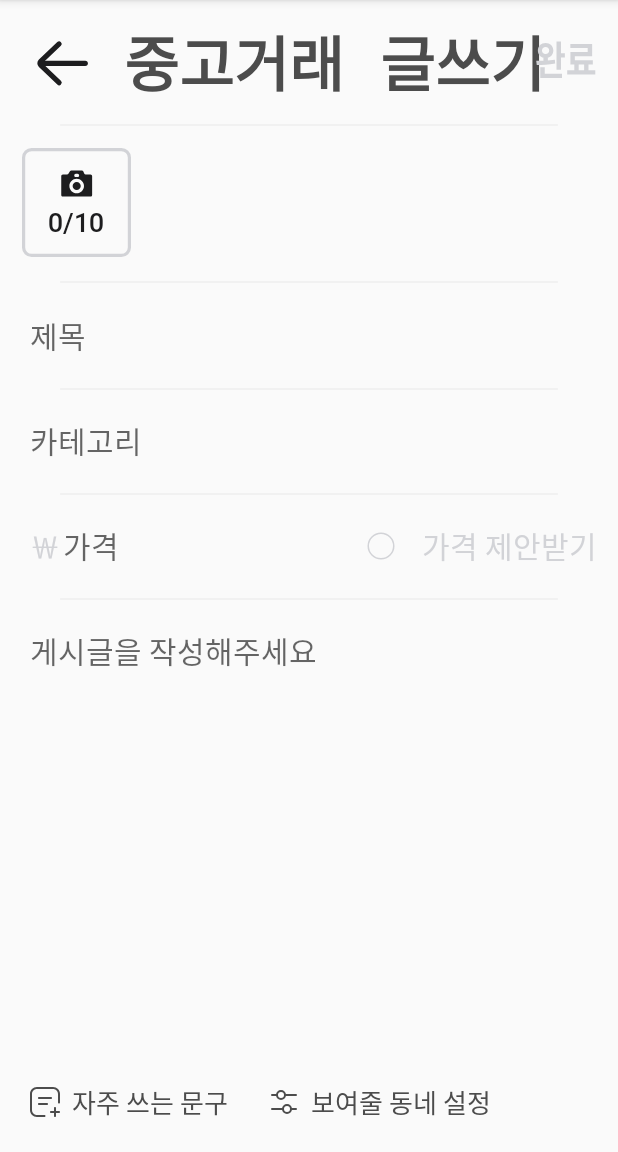
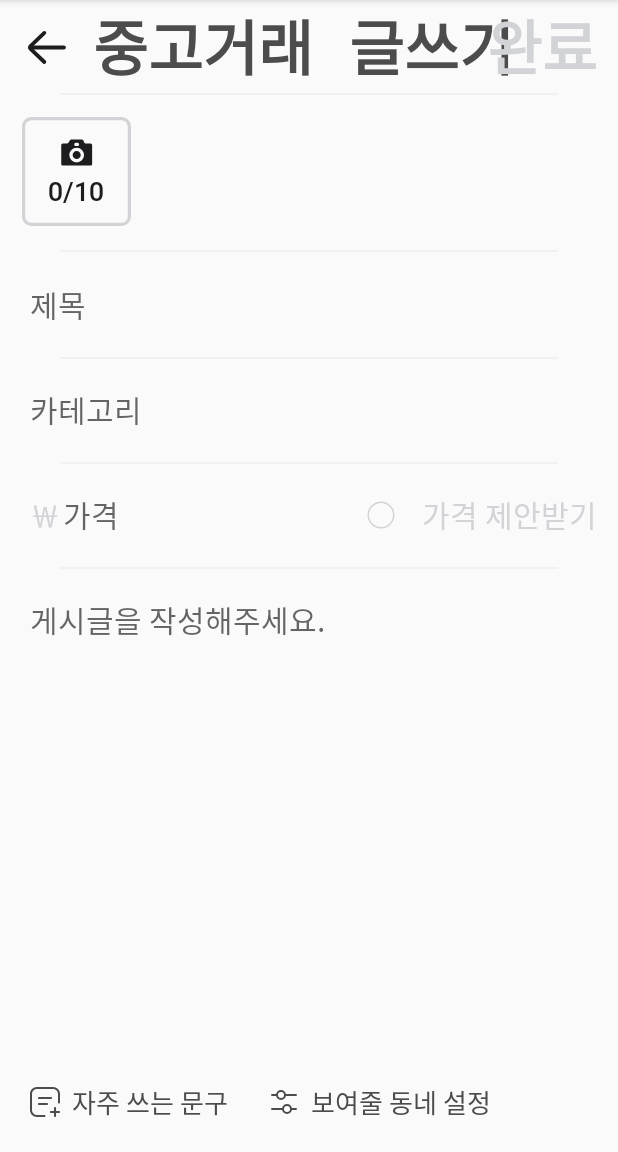
Before and after one commit to THE-SOPT-30th-DaangnMarket-Team16-2/CarrotIsDelicious-AOS, an Android app: the CreateActivity screen opened directly, with no data from a screen before it, on a phone screen of 412 x 824 dp, the part 84-1236 px from its top. Run offline under Robolectric (Android 15) with nearby library versions, the phone set to English and light mode, and no system bars; our stand-ins replace data binding.

Commit message:
#8 [modify] activity_create 수정

```diff
--- /dev/null
+++ b/app/src/main/res/drawable/ic_check_on.xml
@@ -0,0 +1,14 @@
+<vector xmlns:android="http://schemas.android.com/apk/res/android"
+    android:width="24dp"
+    android:height="24dp"
+    android:viewportWidth="24"
+    android:viewportHeight="24">
+  <path
+      android:pathData="M12,12m-9,0a9,9 0,1 1,18 0a9,9 0,1 1,-18 0"
+      android:fillColor="#FE7E34"/>
+  <path
+      android:strokeWidth="1"
+      android:pathData="M8,12L11,15L16,9"
+      android:fillColor="#00000000"
+      android:strokeColor="#ffffff"/>
+</vector>
--- /dev/null
+++ b/app/src/main/res/drawable/selector_radio.xml
@@ -0,0 +1,5 @@
+<?xml version="1.0" encoding="utf-8"?>
+<selector xmlns:android="http://schemas.android.com/apk/res/android">
+    <item android:drawable="@drawable/ic_check_on" android:state_selected="true"/>
+    <item android:drawable="@drawable/ic_and_btn_checkkk" android:state_selected="false"/>
+</selector>
--- a/app/src/main/res/layout/activity_create.xml
+++ b/app/src/main/res/layout/activity_create.xml
@@ -27,12 +27,12 @@
                 app:layout_constraintTop_toTopOf="parent"
                 app:layout_constraintStart_toStartOf="parent"
                 app:layout_constraintDimensionRatio="1:1"
-                app:layout_constraintWidth_percent="0.2"/>
+                app:layout_constraintWidth_percent="0.15"/>
             <TextView
                 android:id="@+id/tv_write"
                 android:layout_width="wrap_content"
                 android:layout_height="wrap_content"
-                android:text="중고거래 글쓰기"
+                android:text="@string/item_deal_write"
                 app:layout_constraintLeft_toRightOf="@+id/btn_back"
                 android:textSize="60px"
                 app:layout_constraintTop_toTopOf="parent"
@@ -40,16 +40,18 @@
                 android:textColor="@color/carrot_and_black"
                 android:textFontWeight="600"
                 android:fontFamily="@font/roboto"/>
-            <Button
-                android:id="@+id/btn_finish"
-                android:layout_width="0dp"
-                android:layout_height="0dp"
-                app:layout_constraintDimensionRatio="4:3"
-                app:layout_constraintWidth_percent="0.1"
+            <TextView
+                android:id="@+id/tv_finish"
+                android:layout_width="wrap_content"
+                android:layout_height="wrap_content"
                 app:layout_constraintTop_toTopOf="parent"
                 app:layout_constraintLeft_toRightOf="@+id/tv_write"
-                app:layout_constraintBottom_toBottomOf="@id/btn_back"
-                android:background="@drawable/ic_and_btn_finishxxx"
+                app:layout_constraintBottom_toBottomOf="parent"
+                android:textSize="60px"
+                android:textFontWeight="600"
+                android:fontFamily="@font/roboto"
+                android:textColor="@color/carrot_and_squaregray"
+                android:text="@string/item_finish"
                 android:layout_marginRight="14dp"
                 app:layout_constraintEnd_toEndOf="parent"/>
         </androidx.constraintlayout.widget.ConstraintLayout>
@@ -140,15 +142,15 @@
                     <androidx.constraintlayout.widget.ConstraintLayout
                         android:id="@+id/cl_rv"
                         android:layout_width="0dp"
-                        android:layout_height="wrap_content"
+                        android:layout_height="0dp"
                         app:layout_constraintStart_toEndOf="@id/cl_camera"
                         app:layout_constraintTop_toTopOf="parent"
                         app:layout_constraintEnd_toEndOf="parent"
                         app:layout_constraintBottom_toBottomOf="parent">
                         <androidx.recyclerview.widget.RecyclerView
-                            android:id="@+id/fcv_image"
+                            android:id="@+id/rv_image"
                             android:layout_width="wrap_content"
-                            android:layout_height="wrap_content"
+                            android:layout_height="match_parent"
                             app:layout_constraintTop_toTopOf="parent"
                             app:layoutManager="androidx.recyclerview.widget.LinearLayoutManager"
                             android:orientation="horizontal"
@@ -176,7 +178,6 @@
                     android:textFontWeight="500"
                     android:textSize="20sp"
                     android:background="@null"
-                    app:layout_constraintStart_toStartOf="parent"
                     app:layout_constraintTop_toBottomOf="@id/iv_line2" />
 
                 <ImageView
@@ -190,7 +191,6 @@
                     android:layout_width="match_parent"
                     android:layout_height="wrap_content"
                     android:hint="@string/item_category"
-                    app:layout_constraintStart_toStartOf="parent"
                     app:layout_constraintTop_toBottomOf="@id/et_title"
                     android:padding="20dp"
                     android:textColor="@color/carrot_and_black2"
@@ -229,7 +229,7 @@
 
                     <EditText
                         android:id="@+id/et_money"
-                        android:layout_width="wrap_content"
+                        android:layout_width="0dp"
                         android:layout_height="wrap_content"
                         android:layout_marginStart="2dp"
                         android:fontFamily="@font/roboto"
@@ -238,6 +238,7 @@
                         android:textFontWeight="400"
                         android:textSize="20sp"
                         android:background="@null"
+                        app:layout_constraintEnd_toStartOf="@+id/btn_radio"
                         app:layout_constraintBottom_toBottomOf="parent"
                         app:layout_constraintStart_toEndOf="@+id/tv_won"
                         app:layout_constraintTop_toTopOf="parent" />
@@ -257,10 +258,11 @@
                         app:layout_constraintTop_toTopOf="parent" />
 
                     <ImageButton
+                        android:id="@+id/btn_radio"
                         android:layout_width="wrap_content"
                         android:layout_height="wrap_content"
                         android:layout_marginEnd="15dp"
-                        android:background="@drawable/ic_and_btn_checkkk"
+                        android:background="@drawable/selector_radio"
                         app:layout_constraintBottom_toBottomOf="parent"
                         app:layout_constraintEnd_toStartOf="@+id/tv_sug_money"
                         app:layout_constraintTop_toTopOf="parent" />
@@ -275,11 +277,9 @@
                     android:src="@drawable/ic_line_3"/>
                 <EditText
                     android:id="@+id/et_write_text"
-                    android:layout_width="wrap_content"
-                    android:layout_height="wrap_content"
+                    android:layout_width="match_parent"
+                    android:layout_height="0dp"
                     app:layout_constraintTop_toBottomOf="@id/cl_money"
-                    app:layout_constraintStart_toStartOf="parent"
-                    app:layout_constraintBottom_toBottomOf="parent"
                     android:fontFamily="@font/roboto"
                     android:textColor="@color/carrot_and_black2"
                     android:padding="20dp"
--- a/app/src/main/res/values/strings.xml
+++ b/app/src/main/res/values/strings.xml
@@ -1,11 +1,13 @@
 <resources>
     <string name="app_name">CarrotIsDelicious</string>
     <string name="item_title">제목</string>
+    <string name="item_deal_write">중고거래 글쓰기</string>
+    <string name="item_finish">완료</string>
     <string name="item_category">카테고리</string>
     <string name="item_won">&#65510;</string>
     <string name="item_money">가격</string>
     <string name="item_sug_money">가격 제안받기</string>
-    <string name="item_write">게시글을 작성해주세요</string>
+    <string name="item_write">게시글을 작성해주세요.</string>
     <string name="item_word">자주 쓰는 문구</string>
     <string name="item_town">보여줄 동네 설정</string>
 </resources>
```
